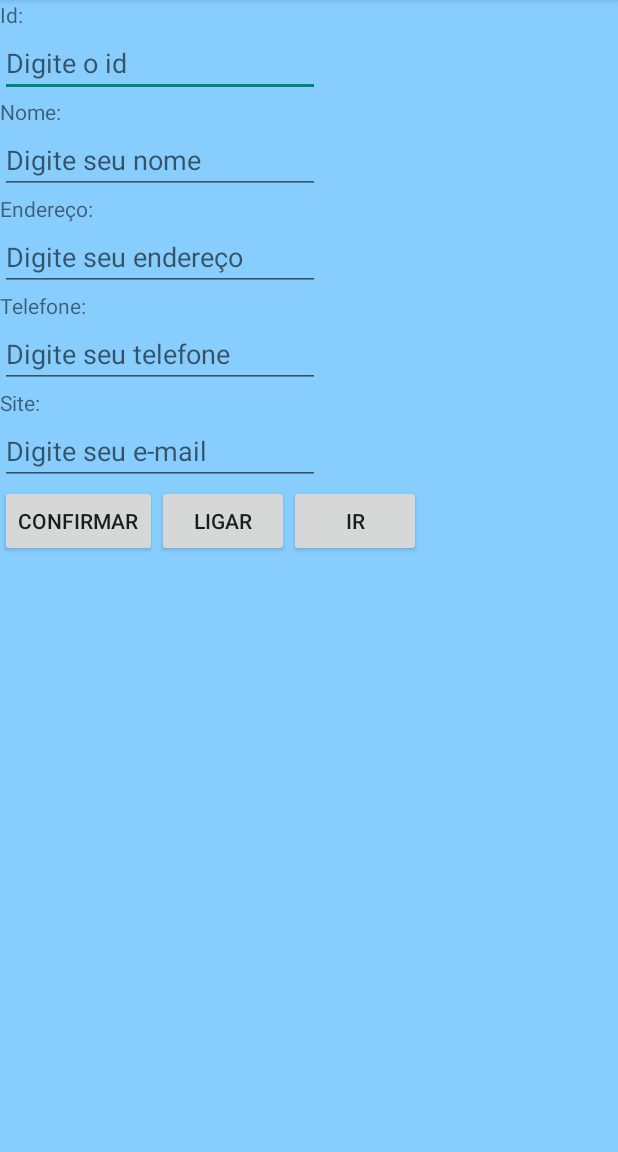
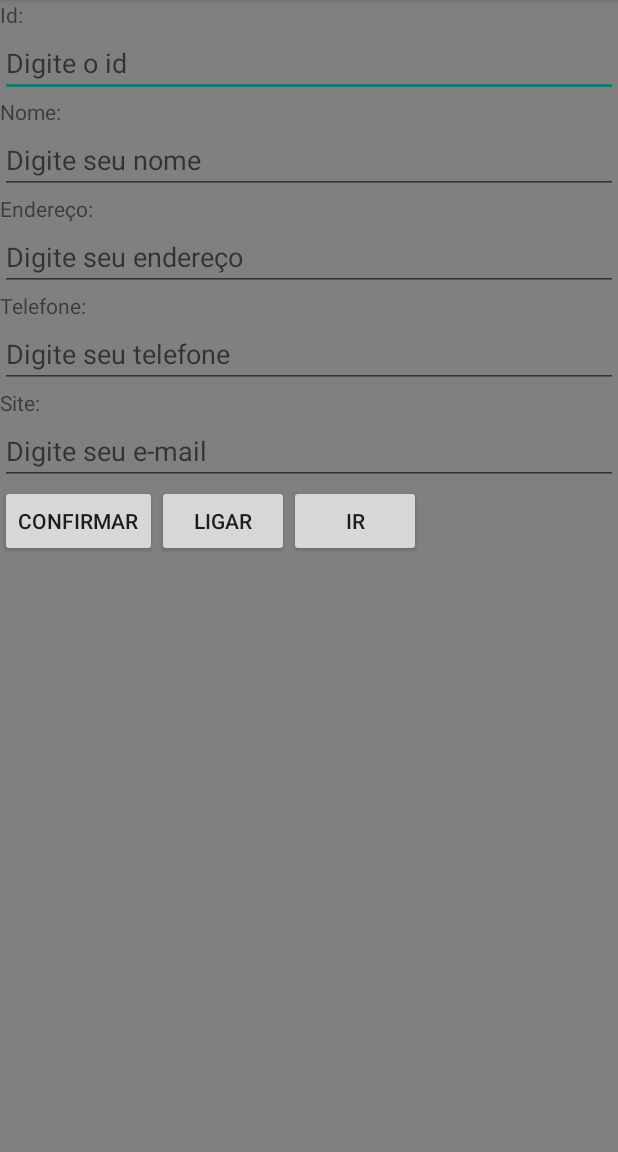
Before and after one commit to regi001/Atividade01, an Android app: the PessoaCadActivity screen opened directly, with no data from a screen before it, on a phone screen of 412 x 824 dp, the part 84-1236 px from its top. Run offline under Robolectric (Android 15) with nearby library versions, the phone set to English and light mode, and no system bars.

Commit message:
commit final

```diff
--- a/app/src/main/java/atividade/celer/com/br/atividade/Pessoa/PessoaListActivity.java
+++ b/app/src/main/java/atividade/celer/com/br/atividade/Pessoa/PessoaListActivity.java
@@ -1,6 +1,7 @@
 package atividade.celer.com.br.atividade.Pessoa;
 
-import android.app.ListActivity;
+import
+        android.app.ListActivity;
 import android.content.Intent;
 import android.os.Bundle;
 import android.view.Menu;
--- a/app/src/main/res/layout-port/activity_pessoa_cad.xml
+++ b/app/src/main/res/layout-port/activity_pessoa_cad.xml
@@ -22,7 +22,7 @@
 
         <EditText
             android:id="@+id/pessoaCad_edtId"
-            android:layout_width="wrap_content"
+            android:layout_width="match_parent"
             android:layout_height="wrap_content"
             android:ems="10"
             android:hint="Digite o id"
@@ -38,7 +38,7 @@
 
         <EditText
             android:id="@+id/pessoaCad_edtNome"
-            android:layout_width="wrap_content"
+            android:layout_width="match_parent"
             android:layout_height="wrap_content"
             android:ems="10"
             android:hint="@string/hintNome"
@@ -54,7 +54,7 @@
 
         <EditText
             android:id="@+id/pessoaCad_edtEndereco"
-            android:layout_width="wrap_content"
+            android:layout_width="match_parent"
             android:layout_height="wrap_content"
             android:ems="10"
             android:hint="@string/hintEndereco"
@@ -70,7 +70,7 @@
 
         <EditText
             android:id="@+id/pessoaCad_edtTelefone"
-            android:layout_width="wrap_content"
+            android:layout_width="match_parent"
             android:layout_height="wrap_content"
             android:ems="10"
             android:hint="@string/hintTelefone"
@@ -86,7 +86,7 @@
 
         <EditText
             android:id="@+id/pessoaCad_edtSite"
-            android:layout_width="wrap_content"
+            android:layout_width="match_parent"
             android:layout_height="wrap_content"
             android:ems="10"
             android:hint="@string/hintSite"
--- a/app/src/main/res/values/styles.xml
+++ b/app/src/main/res/values/styles.xml
@@ -10,7 +10,7 @@
         <item name="android:textSize">15dp</item>
     </style>
     <style name="fundo">
-        <item name="android:background">#87ceff</item>
+        <item name="android:background">#808080</item>
     </style>
 
 </resources>
```
Also changed, not shown: 2 other files.
